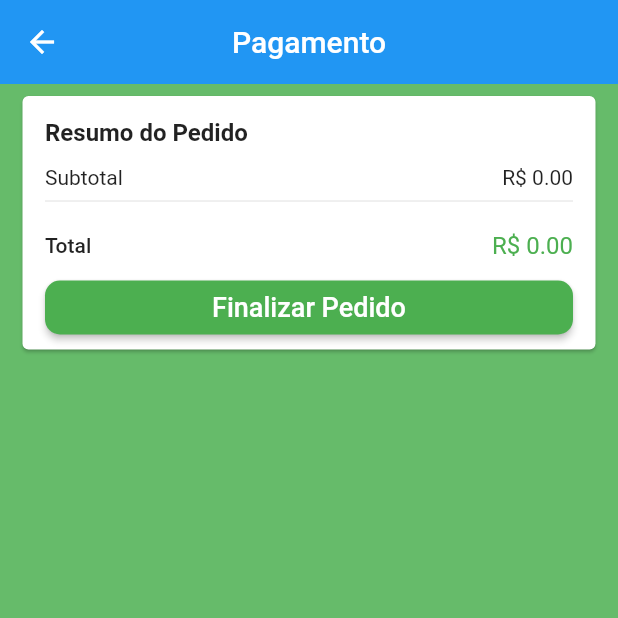
After one commit to cristovaofabio/Loja-virtual, a Flutter app: the TelaCheckout screen opened by its route, after a tap on "Finalizar Pedido", on a phone screen of 412 x 824 dp, the top half of it. The commit adds this screen. Run offline on Flutter 3.47's test engine with Material 2 defaults, Android fonts, the phone set to English and light mode, and no system bars; our stand-ins replace brasil_fields, carousel_pro, cloud_firestore, firebase_auth, firebase_core, firebase_storage and 4 more; missing offline and left inert: alphabet_list_scroll_view, validadores; accounts and stored records are empty.

Commit message:
trabalhando com transacoes

```diff
--- a/lib/main.dart
+++ b/lib/main.dart
@@ -12,6 +12,7 @@ import 'package:loja_virtual/models/Produto.dart';
 import 'package:loja_virtual/telas/base/TelaBase.dart';
 import 'package:loja_virtual/telas/cadastro/TelaCadastro.dart';
 import 'package:loja_virtual/telas/carrinho/TelaCarrinho.dart';
+import 'package:loja_virtual/telas/checkout/TelaCheckout.dart';
 import 'package:loja_virtual/telas/endereco/TelaEndereco.dart';
 import 'package:loja_virtual/telas/login/TelaLogin.dart';
 import 'package:loja_virtual/telas/produtos/TelaEditarProduto.dart';
@@ -88,6 +89,10 @@ void main() async {
               );
             case '/endereco':
               return MaterialPageRoute(builder: (_) => TelaEndereco());
+            case '/checkout':
+              return MaterialPageRoute(
+                builder: (_) => TelaCheckout(),
+              );
             case '/editar_produto':
               return MaterialPageRoute(
                   builder: (_) =>
--- /dev/null
+++ b/lib/models/GerenciadorCheckOut.dart
@@ -0,0 +1,45 @@
+import 'package:cloud_firestore/cloud_firestore.dart';
+import 'package:flutter/cupertino.dart';
+import 'package:loja_virtual/models/GerenciadorCarrinho.dart';
+
+class GerenciadorCheckOut extends ChangeNotifier {
+  GerenciadorCarrinho? gerenciadorCarrinho;
+  final FirebaseFirestore bancoDados = FirebaseFirestore.instance;
+
+  // ignore: use_setters_to_change_properties
+  void updateCart(GerenciadorCarrinho gerenciadorCarrinho) {
+    this.gerenciadorCarrinho = gerenciadorCarrinho;
+  }
+
+  void checkout() {
+    _decrementStock();
+
+    _getOrderId().then((value) => print(value));
+  }
+
+  Future<int> _getOrderId() async {
+    final ref = bancoDados.doc('aux/contador');
+
+    //A transacao irá tentar passar pelo "try" 5 vezes, ou seja,
+    //irá verifica, por 5 vezes, se existe alguma colisão.
+    try {
+      //trabalhando com transacoes:
+      final result = await bancoDados.runTransaction((transacao) async {
+        final doc = await transacao.get(ref);
+        final orderId = doc['atual'] as int;
+        await transacao.update(ref, {'atual': orderId + 1});
+        return {'orderId': orderId};
+      });
+      return result['orderId'] as int;
+    } catch (e) {
+      debugPrint(e.toString());
+      return Future.error('Falha ao gerar número do pedido');
+    }
+  }
+
+  void _decrementStock() {
+    // 1. Ler todos os estoques 3xM
+    // 2. Decremento localmente os estoques 2xM
+    // 3. Salvar os estoques no firebase 2xM
+  }
+}
--- /dev/null
+++ b/lib/telas/checkout/TelaCheckout.dart
@@ -0,0 +1,38 @@
+import 'package:flutter/material.dart';
+import 'package:loja_virtual/comum/PrecoCarrinho.dart';
+import 'package:loja_virtual/models/GerenciadorCarrinho.dart';
+import 'package:loja_virtual/models/GerenciadorCheckOut.dart';
+import 'package:provider/provider.dart';
+
+class TelaCheckout extends StatelessWidget {
+  @override
+  Widget build(BuildContext context) {
+    return ChangeNotifierProxyProvider<GerenciadorCarrinho,
+        GerenciadorCheckOut>(
+      create: (_) => GerenciadorCheckOut(),
+      update: (_, cartManager, checkoutManager) =>
+          checkoutManager!..updateCart(cartManager),
+      lazy: false,
+      child: Scaffold(
+        appBar: AppBar(
+          title: Text('Pagamento'),
+          centerTitle: true,
+        ),
+        body: Consumer<GerenciadorCheckOut>(
+          builder: (_, gerenciadorCheckOut, __) {
+            return ListView(
+              children: <Widget>[
+                PrecoCarrinho(
+                  textoBotao: 'Finalizar Pedido',
+                  onPressed: () {
+                    gerenciadorCheckOut.checkout();
+                  },
+                ),
+              ],
+            );
+          },
+        ),
+      ),
+    );
+  }
+}
--- a/lib/telas/endereco/TelaEndereco.dart
+++ b/lib/telas/endereco/TelaEndereco.dart
@@ -20,7 +20,9 @@ class TelaEndereco extends StatelessWidget {
               if (gerenciadorCarrinho.enderecoValido) {
                 return PrecoCarrinho(
                   textoBotao: 'Continuar para o Pagamento',
-                  onPressed: () {},
+                  onPressed: () {
+                    Navigator.of(context).pushNamed('/checkout');
+                  },
                 );
               } else {
                 return Container();
```
